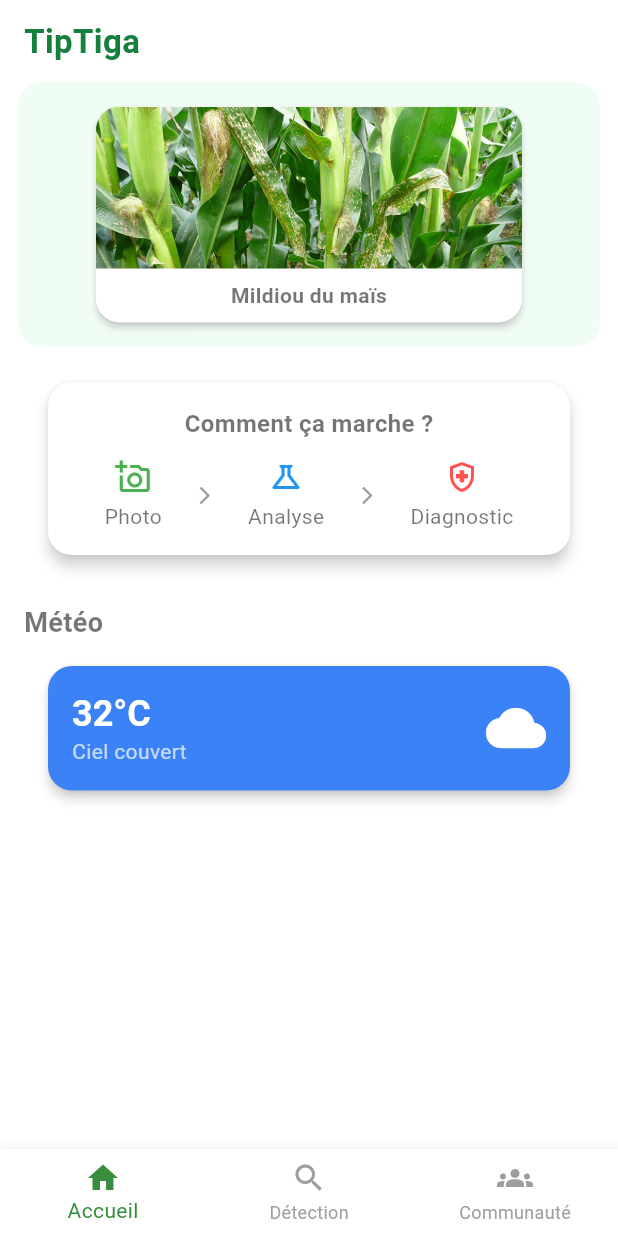
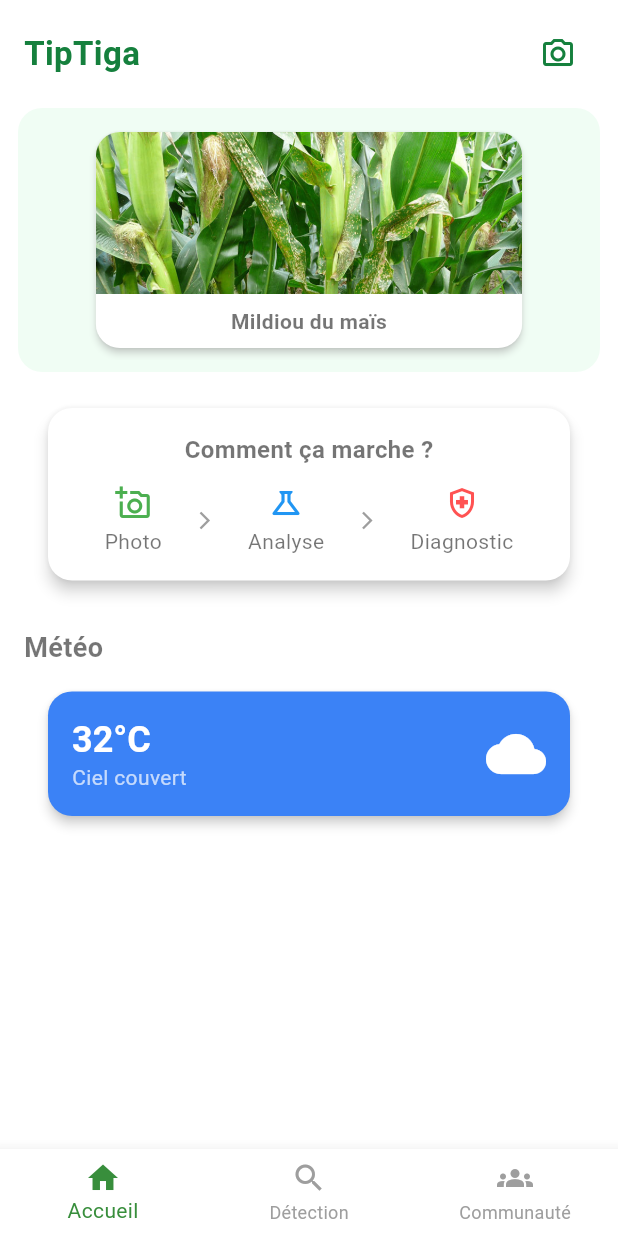
Before and after one commit to wendbenindo/agri-desease-detect-ai, a Flutter app: the screen it shows after launch, on a phone screen of 412 x 824 dp. Run offline on Flutter 3.47's test engine with Material 3 defaults, Android fonts, the phone set to English and light mode, and no system bars; drawn by our look-alikes of carousel_slider; our stand-ins replace image_picker, video_player.

Commit message:
add of the icon the the apbar of the homepage on the same alignment as the tiptiga

```diff
--- a/agri_desease_detect_app/lib/pages/homepage.dart
+++ b/agri_desease_detect_app/lib/pages/homepage.dart
@@ -1,41 +1,59 @@
-
 import 'package:flutter/material.dart';
 import 'package:carousel_slider/carousel_slider.dart';
-import 'package:agri_desease_detect_app/pages/diagnosticpage.dart';
+import 'package:image_picker/image_picker.dart';
+import 'dart:io';
 
-class HomePage extends StatelessWidget {
+class HomePage extends StatefulWidget {
   const HomePage({super.key});
 
   @override
-  Widget build(BuildContext context) {
+  State<HomePage> createState() => _HomePageState();
+}
+
+class _HomePageState extends State<HomePage> {
   final List<Map<String, String>> maladies = [
-      {
-        'image': 'assets/images/mildiou.png',
-        'nom': 'Mildiou du maïs'
-      },
-      {
-        'image': 'assets/images/rouille.png',
-        'nom': 'Rouille du sorgho'
-      },
-      {
-        'image': 'assets/images/tache_feuille.png',
-        'nom': 'Tache foliaire'
-      },
+    {'image': 'assets/images/mildiou.png', 'nom': 'Mildiou du maïs'},
+    {'image': 'assets/images/rouille.png', 'nom': 'Rouille du sorgho'},
+    {'image': 'assets/images/tache_feuille.png', 'nom': 'Tache foliaire'},
   ];
 
+  Future<void> _takePicture() async {
+    final picker = ImagePicker();
+    final pickedFile = await picker.pickImage(source: ImageSource.camera);
+
+    if (pickedFile != null) {
+      ScaffoldMessenger.of(context).showSnackBar(
+        const SnackBar(content: Text('Image capturée pour analyse.')),
+      );
+    }
+  }
+
+  @override
+  Widget build(BuildContext context) {
     return SafeArea(
+      child: Container(
+        color: Colors.white,
         child: Column(
           crossAxisAlignment: CrossAxisAlignment.start,
           children: [
             Padding(
               padding: const EdgeInsets.symmetric(horizontal: 16, vertical: 12),
-            child: Text(
+              child: Row(
+                mainAxisAlignment: MainAxisAlignment.spaceBetween,
+                children: [
+                  const Text(
                     'TipTiga',
-              style: const TextStyle(
+                    style: TextStyle(
                       fontSize: 22,
                       fontWeight: FontWeight.bold,
                       color: Color(0xFF15803D),
                     ),
+                  ),
+                  IconButton(
+                    icon: const Icon(Icons.camera_alt_outlined, color: Color(0xFF15803D)),
+                    onPressed: _takePicture,
+                  ),
+                ],
               ),
             ),
             Container(
@@ -184,6 +202,7 @@ class HomePage extends StatelessWidget {
             const SizedBox(height: 16),
           ],
         ),
+      ),
     );
   }
 }
--- a/agri_desease_detect_app/pubspec.yaml
+++ b/agri_desease_detect_app/pubspec.yaml
@@ -37,6 +37,7 @@ dependencies:
   intl: ^0.20.2
   video_player: ^2.9.5
   carousel_slider: ^5.0.0
+  image_picker: ^1.1.2
 
 dev_dependencies:
   flutter_test:
```
Also changed, not shown: agri_desease_detect_app/pubspec.lock, 6 other files. Lines whose indentation alone changed are shown as unchanged.
